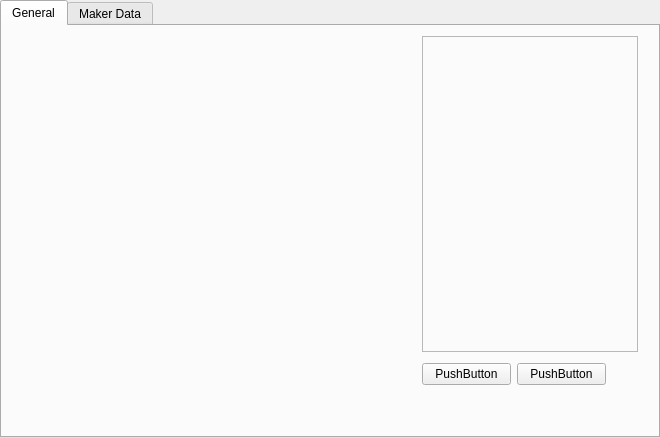
Before: the Qt Designer form src/ui/cardview.ui in geneishouko/AA2QtEdit, drawn with Qt 5.
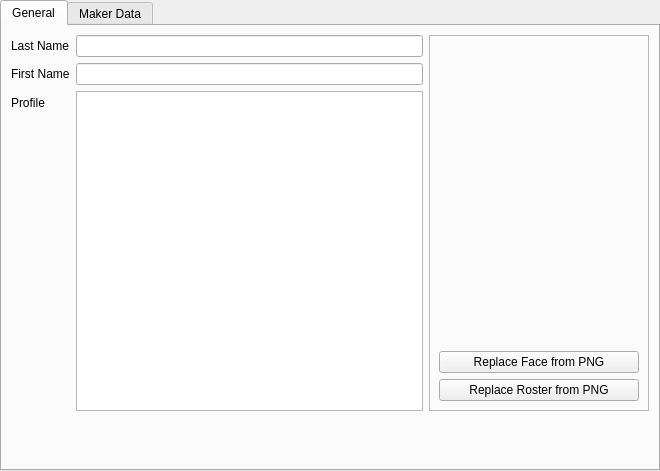
After: the same form once the commit is applied. The open tabs and pages were chosen to show the change.

```diff
--- a/src/ui/cardview.ui
+++ b/src/ui/cardview.ui
@@ -7,7 +7,7 @@
     <x>0</x>
     <y>0</y>
     <width>660</width>
-    <height>438</height>
+    <height>471</height>
    </rect>
   </property>
   <property name="windowTitle">
@@ -23,15 +23,45 @@
    <attribute name="title">
     <string>General</string>
    </attribute>
+   <layout class="QVBoxLayout" name="verticalLayout">
+    <item>
+     <layout class="QHBoxLayout" name="horizontalLayout">
+      <item>
+       <layout class="QFormLayout" name="formLayout">
+        <item row="0" column="0">
+         <widget class="QLabel" name="label_2">
+          <property name="text">
+           <string>Last Name</string>
+          </property>
+         </widget>
+        </item>
+        <item row="0" column="1">
+         <widget class="QLineEdit" name="PROFILE_FAMILY_NAME"/>
+        </item>
+        <item row="1" column="0">
+         <widget class="QLabel" name="label_3">
+          <property name="text">
+           <string>First Name</string>
+          </property>
+         </widget>
+        </item>
+        <item row="1" column="1">
+         <widget class="QLineEdit" name="PROFILE_FIRST_NAME"/>
+        </item>
+        <item row="2" column="0">
+         <widget class="QLabel" name="label_4">
+          <property name="text">
+           <string>Profile</string>
+          </property>
+         </widget>
+        </item>
+        <item row="2" column="1">
+         <widget class="QTextEdit" name="PROFILE_PROFILE"/>
+        </item>
+       </layout>
+      </item>
+      <item>
    <widget class="QFrame" name="frame">
-    <property name="geometry">
-     <rect>
-      <x>420</x>
-      <y>10</y>
-      <width>216</width>
-      <height>316</height>
-     </rect>
-    </property>
     <property name="sizePolicy">
      <sizepolicy hsizetype="Minimum" vsizetype="Minimum">
       <horstretch>0</horstretch>
@@ -44,9 +74,9 @@
     <property name="frameShadow">
      <enum>QFrame::Raised</enum>
     </property>
-    <layout class="QHBoxLayout" name="horizontalLayout">
+        <layout class="QVBoxLayout" name="verticalLayout_4">
      <item>
-      <widget class="QLabel" name="label">
+          <widget class="QLabel" name="cardFace">
        <property name="sizePolicy">
         <sizepolicy hsizetype="Fixed" vsizetype="Fixed">
          <horstretch>0</horstretch>
@@ -64,34 +94,39 @@
        </property>
       </widget>
      </item>
-    </layout>
-   </widget>
-   <widget class="QWidget" name="">
-    <property name="geometry">
-     <rect>
-      <x>420</x>
-      <y>330</y>
-      <width>184</width>
-      <height>36</height>
-     </rect>
-    </property>
-    <layout class="QHBoxLayout" name="horizontalLayout_2">
      <item>
-      <widget class="QPushButton" name="pushButton">
+          <widget class="QPushButton" name="replaceFaceButton">
        <property name="text">
-        <string>PushButton</string>
+            <string>Replace Face from PNG</string>
        </property>
       </widget>
      </item>
      <item>
-      <widget class="QPushButton" name="pushButton_2">
+          <widget class="QPushButton" name="replaceRosterButton">
        <property name="text">
-        <string>PushButton</string>
+            <string>Replace Roster from PNG</string>
        </property>
       </widget>
      </item>
     </layout>
    </widget>
+      </item>
+     </layout>
+    </item>
+    <item>
+     <spacer name="verticalSpacer">
+      <property name="orientation">
+       <enum>Qt::Vertical</enum>
+      </property>
+      <property name="sizeHint" stdset="0">
+       <size>
+        <width>20</width>
+        <height>17</height>
+       </size>
+      </property>
+     </spacer>
+    </item>
+   </layout>
   </widget>
   <widget class="QWidget" name="editDataTab">
    <attribute name="title">
```
Left out of the diff: 17 changed lines with no effect on the pictures. Lines whose indentation alone changed are shown as unchanged.
